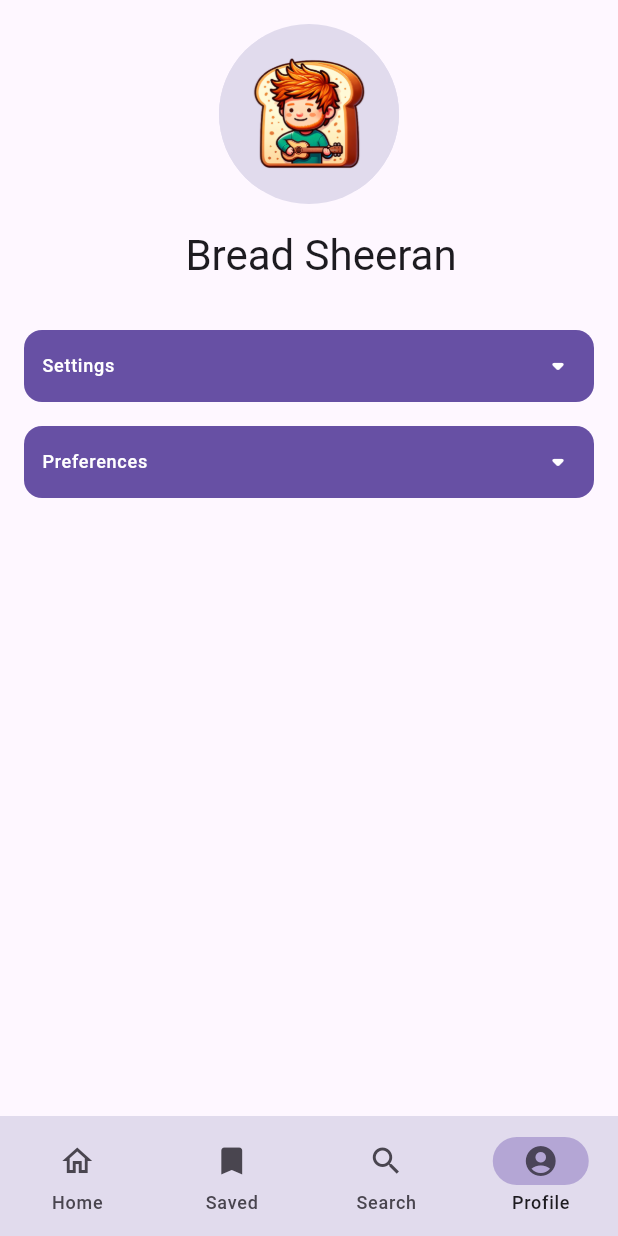
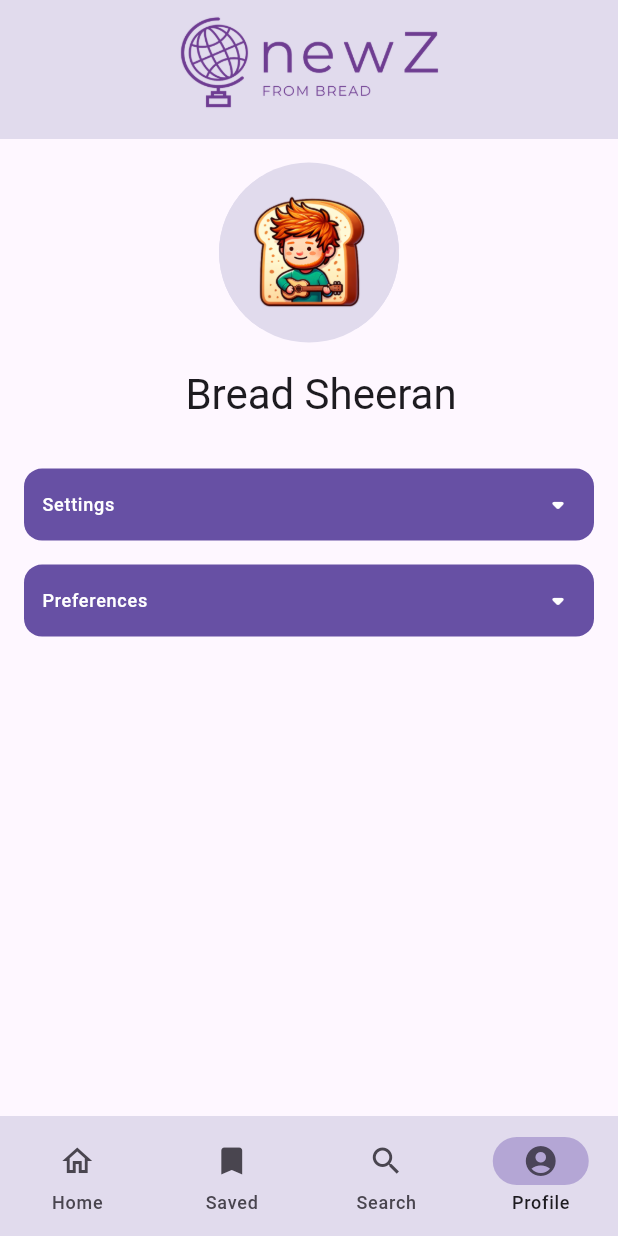
Before and after one commit to GourdFollower/newZ, a Flutter app: the screen it shows after launch, item 4 of the bottom bar chosen, on a phone screen of 412 x 824 dp. Run offline on Flutter 3.47's test engine with Material 3 defaults, Android fonts, the phone set to English and light mode, and no system bars; our stand-ins replace webview_flutter; network calls fail.

Commit message:
more changes

```diff
--- a/frontend/lib/main.dart
+++ b/frontend/lib/main.dart
@@ -31,13 +31,13 @@ class _NavigationExampleState extends State<NavigationExample> {
   bool showSettings = false;
   String selectedLanguage = 'English';
   Map<String, bool> toggleStates = {
-    'Business': false,
-    'Entertainment': false,
-    'General': false,
-    'Health': false,
-    'Science': false,
-    'Sports': false,
-    'Technology': false,
+    'Business': true,
+    'Entertainment': true,
+    'General': true,
+    'Health': true,
+    'Science': true,
+    'Sports': true,
+    'Technology': true,
   };
   String source = '';
   String author = '';
@@ -63,6 +63,12 @@ class _NavigationExampleState extends State<NavigationExample> {
     controller = WebViewController();
   }
 
+  void _scrollDown() async {
+    final newData = await getNews();
+    _scrollController.jumpTo(_scrollController.position.maxScrollExtent);
+    print("scroll down");
+  }
+
   void updateNewsData() async {
     try {
       final newData = await getNews(); // Notice the 'await' keyword
@@ -75,7 +81,7 @@ class _NavigationExampleState extends State<NavigationExample> {
         media = newData['urltoimage'];
         date = newData['publishedat'];
         id = newData['id'];
-        updateContainer(title);
+        print(id);
       });
     } catch (e) {
       print('Failed to load news data: $e');
@@ -83,14 +89,8 @@ class _NavigationExampleState extends State<NavigationExample> {
     }
   }
 
-  void updateContainer(String newTitle) {
-    print("Updating title...");
-    setState(() {
-      title = newTitle;
-    });
-  }
-
   void onScroll() {
+    print("start");
     if (_scrollController.position.pixels ==
         _scrollController.position.maxScrollExtent) {
       // User has reached the end of the scroll, add a new container
@@ -99,7 +99,6 @@ class _NavigationExampleState extends State<NavigationExample> {
         var newContainer =
             buildContainer(id, source, author, title, lead, url, media, date);
         containers.add(newContainer);
-        ids.add(id);
       });
     }
   }
@@ -107,20 +106,11 @@ class _NavigationExampleState extends State<NavigationExample> {
   Widget buildContainer(int buttonID, String source, String author, String title, String lead, String url, String media, String date) {
     // Call updateNewsData to fetch the news data
     updateNewsData();
-
-    // Get the full screen height
-    double screenHeight = MediaQuery.of(context).size.height;
-
-    // Calculate the total height of all other elements outside the ListView
-    double otherElementsHeight = MediaQuery.of(context).padding.top +
-        96.37263726372636 + // Logo size
-        24 + // Padding for container
-        MediaQuery.of(context).padding.bottom +
-        kBottomNavigationBarHeight; //
-
-    // Calculate the dynamic height for the container
-    double containerHeight = screenHeight - otherElementsHeight;
-
+    double containerHeight = MediaQuery.of(context).size.height -
+        (MediaQuery.of(context).padding.top + // Adjust for top padding
+            kToolbarHeight + // Adjust for app bar height
+            kBottomNavigationBarHeight + // Adjust for bottom navigation bar height
+            kBottomNavigationBarHeight);
     return Container(
       height: containerHeight,
       child: Container(
@@ -199,7 +189,7 @@ class _NavigationExampleState extends State<NavigationExample> {
                     ),
                   ],
                 ),
-                maxLines: 6, // Increased to 8 lines
+                maxLines: 4, // Increased to 8 lines
                 overflow: TextOverflow.ellipsis,
               ),
               const Spacer(), // Pushes the button to the bottom
@@ -272,7 +262,7 @@ class _NavigationExampleState extends State<NavigationExample> {
       String title, String lead, String url, String media, String date) {
     return Card(
       child: Container(
-        height: 250,
+        height: 255,
         child: Column(
           children: [
             // Top Half: Image
@@ -291,7 +281,7 @@ class _NavigationExampleState extends State<NavigationExample> {
             ),
             // Bottom Half: Title, Subtext, Read More Button
             Padding(
-              padding: EdgeInsets.all(8.0), // Adjust the padding as needed
+              padding: EdgeInsets.all(14.0), // Adjust the padding as needed
               child: Column(
                 crossAxisAlignment: CrossAxisAlignment.start,
                 children: [
@@ -317,18 +307,42 @@ class _NavigationExampleState extends State<NavigationExample> {
                   SizedBox(height: 8), // Adjust the spacing as needed
                   Row(
                     children: [
-                      ElevatedButton(
+                  // Expanded Read More button
+                  Expanded(
+                    child: ElevatedButton(
                       onPressed: () {
                         readMore(url);
                       },
-                        child: Text('Read More'),
+                      child: Text(
+                        'Read More'.toUpperCase(),
+                        style: Theme.of(context).textTheme.bodyLarge?.copyWith(
+                            color: Color(
+                                0xFF48454F)), // Matches font size with lead, author, and date
                       ),
-                      Spacer(),
-                      ElevatedButton(
+                      style: ElevatedButton.styleFrom(
+                        backgroundColor:
+                            const Color(0xFFE1DBED), // Custom background color
+                        shape: const StadiumBorder(),
+                      ),
+                    ),
+                  ),
+                  // Spacer for separation
+                  const SizedBox(width: 14),
+                  // Icon buttons in a row
+                  Row(
+                    children: [
+                      CircleAvatar(
+                        backgroundColor: const Color(0xFFE1DBED),
+                        child: IconButton(
+                          icon: const Icon(Icons.chat_bubble_outline,
+                              color:
+                                  Color(0xFF48454F)), // More circular chat icon
                           onPressed: () {
-                          // remove functionality
+                            // Add your chat event handler
                           },
-                        child: Text('Remove from Saved'),
+                        ),
+                      ),
+                    ],
                   ),
                 ],
                   ),
@@ -369,9 +383,18 @@ class _NavigationExampleState extends State<NavigationExample> {
       bottomNavigationBar: NavigationBar(
         backgroundColor: const Color(0xFFE1DBED),
         onDestinationSelected: (int index) {
+          if (index==0){
+            // Refresh the app by pushing a new instance of the root widget
             setState(() {
               currentPageIndex = index;
             });
+            _scrollDown();
+          }
+          else{
+            setState(() {
+              currentPageIndex = index;
+            });
+          }
         },
         indicatorColor: const Color(0xFFB4A6D5),
         selectedIndex: currentPageIndex,
@@ -420,18 +443,35 @@ class _NavigationExampleState extends State<NavigationExample> {
 
         /// Saved page
         Scaffold(
-          body: Padding(
-            padding: EdgeInsets.all(8.0),
+          body: Column(
+            children: [
+              // Fixed header
+              const SafeArea(
+                child: SizedBox(height: 0), // Space above the logo
+              ),
+              Image.asset('assets/images/logo.jpg'),
+
+              // Scrollable content
+              Expanded(
                 child: ListView(
                   children: favoritesContainers,
                 ),
+              ),
+            ],
           ),
         ),
 
         // Search page
         Scaffold(
-          body: Padding(
-            padding: const EdgeInsets.only(top: 50, left: 8, right: 8),
+          body: Column(
+            children: [
+              const SafeArea(
+              child: SizedBox(height: 0), // Space above the logo
+              ),
+              Image.asset('assets/images/logo.jpg'),
+              // Search bar and button
+              Padding(
+                padding: const EdgeInsets.only(top: 10, left: 20, right: 20),
                 child: Column(
                   crossAxisAlignment: CrossAxisAlignment.start,
                   children: [
@@ -459,6 +499,8 @@ class _NavigationExampleState extends State<NavigationExample> {
                   ],
                 ),
               ),
+            ],
+          ),
         ),
 
         /// Profile page
@@ -471,6 +513,10 @@ class _NavigationExampleState extends State<NavigationExample> {
                 mainAxisSize: MainAxisSize.max,
                 crossAxisAlignment: CrossAxisAlignment.center,
                 children: [
+                  const SafeArea(
+                    child: SizedBox(height: 0), // Space above the logo
+                  ),
+                  Image.asset('assets/images/logo.jpg'),
                   Padding(
                     padding:
                         const EdgeInsetsDirectional.fromSTEB(16, 16, 16, 16),
@@ -652,7 +698,7 @@ class _NavigationExampleState extends State<NavigationExample> {
                                 0, 12, 0, 12),
                             child: Container(
                               width: double.infinity,
-                              height: 350,
+                              height: 250,
                               decoration: BoxDecoration(
                                 color: theme.colorScheme.background,
                                 borderRadius: BorderRadius.circular(12),
@@ -704,20 +750,20 @@ class _NavigationExampleState extends State<NavigationExample> {
   void _initializeContainers() {
     // Initial containers
     containers = [
-      buildContainer(0, "", "", "", "", "", "", ""),
-      buildContainer(0, "", "", "", "", "", "", ""),
-      buildContainer(0, "", "", "", "", "", "", ""),
+      buildContainer(397, "WION", "WION Web Team", "Mars vanishes in rare celestial event, will come back after 2 weeks - WION", "Mars vanishes in rare celestial event, will come back after 2 weeks", " https://www.wionews.com/science/mars-vanishes-in-rare-celestial-event-will-come-back-after-2-weeks-660104", "https://cdn.wionews.com/sites/default/files/2023/11/18/393892-untitled-design-84.png", "2023-11-18T11:01:03Z"),
+      // buildContainer(0, "", "", "", "", "", "", ""),
+      // buildContainer(0, "", "", "", "", "", "", ""),
     ];
     favoritesContainers = [
-      buildFavoritesContainer(
-          0,
-          "",
-          "",
-          "Test Title",
-          "",
-          "https://montreal.ctvnews.ca/content/dam/ctvnews/en/images/2022/9/14/high-school-1-6068707-1663193049618.jpg",
-          "https://montreal.ctvnews.ca/content/dam/ctvnews/en/images/2022/9/14/high-school-1-6068707-1663193049618.jpg",
-          "")
+      // buildFavoritesContainer(
+      //     0,
+      //     "",
+      //     "",
+      //     "Test Title",
+      //     "",
+      //     "https://montreal.ctvnews.ca/content/dam/ctvnews/en/images/2022/9/14/high-school-1-6068707-1663193049618.jpg",
+      //     "https://montreal.ctvnews.ca/content/dam/ctvnews/en/images/2022/9/14/high-school-1-6068707-1663193049618.jpg",
+      //     "")
     ];
   }
 
@@ -803,8 +849,9 @@ class _NavigationExampleState extends State<NavigationExample> {
 
   void addToFavorites(int id, String source, String author, String title,
       String lead, String url, String media, String date) {
-    //print("id");
-    //print(id);
+    print(ids);
+    print(ids.indexOf(id));
+    if(ids.indexOf(id)==-1) {
       setState(() {
         favoritesContainers = List.from(favoritesContainers);
         var newContainer = buildFavoritesContainer(
@@ -812,6 +859,7 @@ class _NavigationExampleState extends State<NavigationExample> {
         favoritesContainers.add(newContainer);
         ids.add(id);
       });
+    }
   }
 
   void readMore(String url) {
```
Lines whose indentation alone changed are shown as unchanged.
